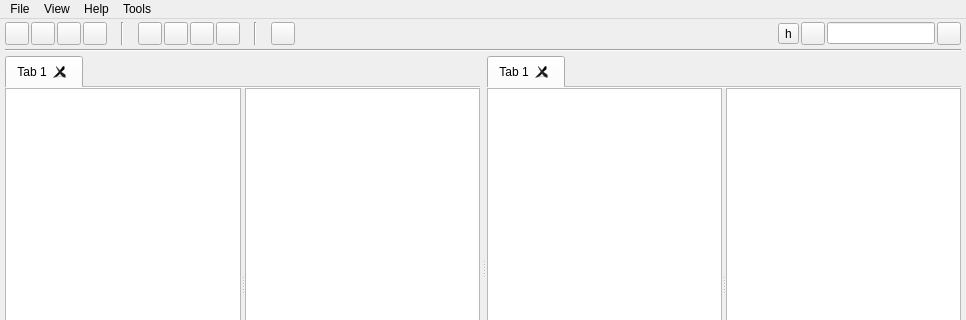
Old version of the form ui/mainwindow.ui in the repository yunnsbz/File-Manager; both pictures show x 0 to 966 and y 0 to 320 of the 966 by 528 pixel window.
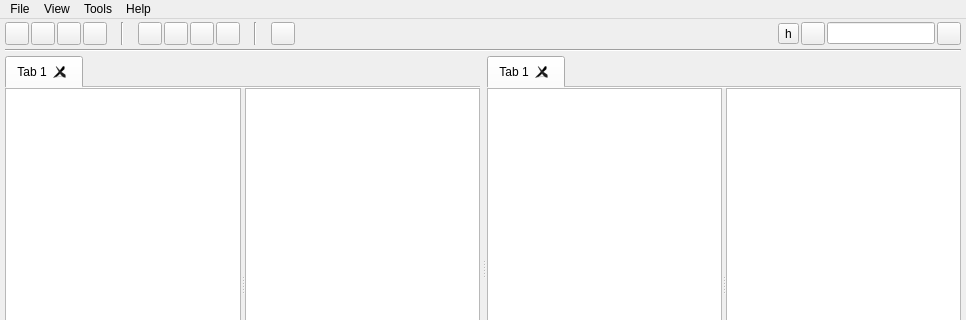
New version of the form. Icons and pictures are not drawn.

Commit message: Remove debug logs and update About dialog text

Patch:
```diff
--- a/ui/mainwindow.ui
+++ b/ui/mainwindow.ui
@@ -811,8 +811,8 @@
    </widget>
    <addaction name="menuFile"/>
    <addaction name="menuview"/>
-   <addaction name="menuHelp"/>
    <addaction name="menuTools"/>
+   <addaction name="menuHelp"/>
   </widget>
   <widget class="QStatusBar" name="statusbar"/>
   <action name="actionTree_View">
```
The commit also changes 2 other files.
